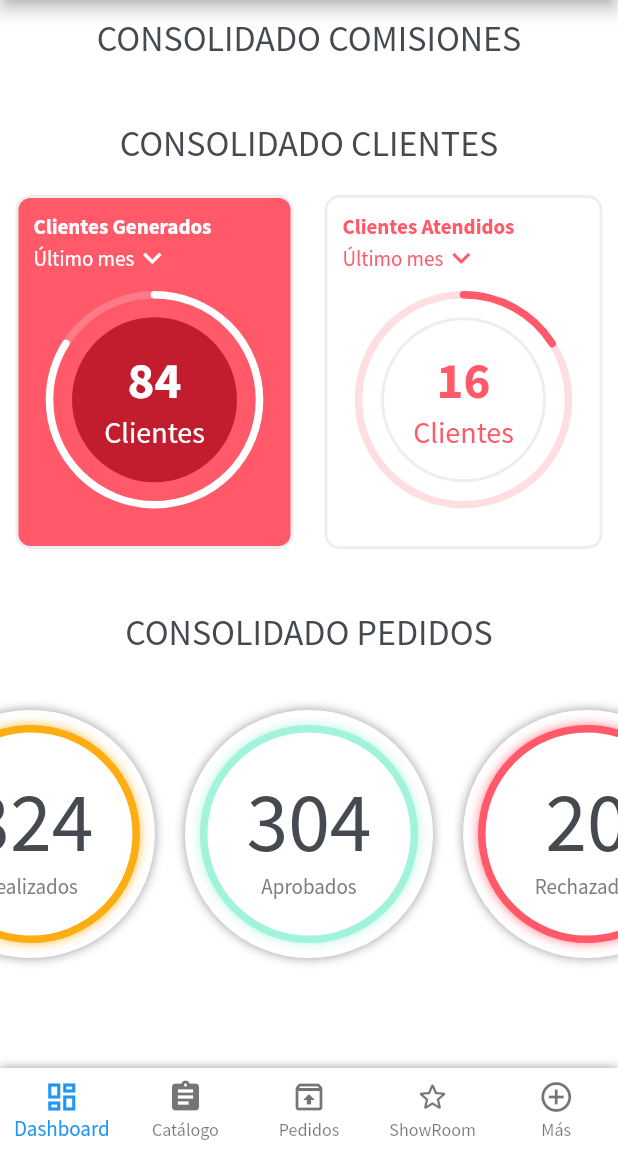
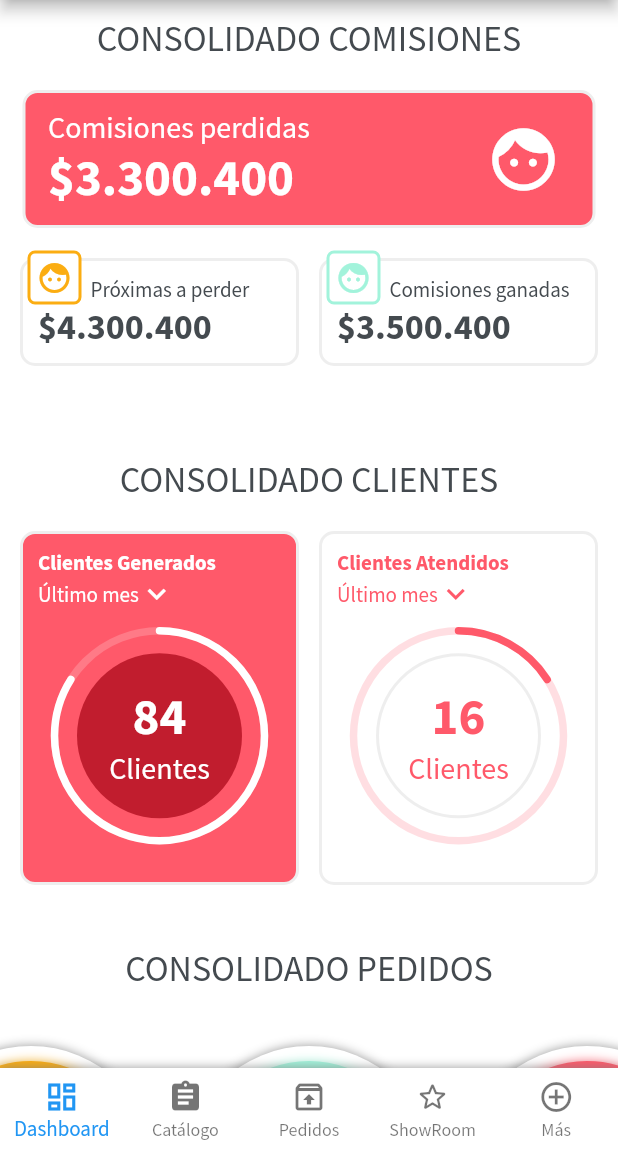
Before and after one commit to Lider-neuromedia/MontanaApp, a Flutter app: the screen it shows after launch, on a phone screen of 412 x 824 dp, the part 84-1236 px from its top. Run offline on Flutter 3.47's test engine with Material 2 defaults, Android fonts, the phone set to English and light mode, and no system bars; drawn by our look-alikes of percent_indicator; our stand-ins replace flutter_dotenv, shared_preferences.

Commit message:
Agregando diseño de tarjetas de consolidado comisiones en el dashboard.

```diff
--- /dev/null
+++ b/lib/pages/dashboard/card_data.dart
@@ -0,0 +1,179 @@
+import 'package:flutter/material.dart';
+import 'package:montana_mobile/theme/theme.dart';
+
+class CardData extends StatelessWidget {
+  const CardData({
+    Key key,
+    @required this.title,
+    @required this.value,
+    @required this.icon,
+    @required this.color,
+    @required this.isMain,
+  }) : super(key: key);
+
+  final bool isMain;
+  final String title;
+  final String value;
+  final IconData icon;
+  final Color color;
+
+  @override
+  Widget build(BuildContext context) {
+    return Stack(
+      clipBehavior: Clip.none,
+      children: [
+        isMain
+            ? _ContentMain(title: title, value: value, icon: icon)
+            : _ContentNormal(title: title, value: value),
+        Positioned(
+          left: 5.0,
+          top: -5.0,
+          child: isMain
+              ? Container()
+              : _CardDataIcon(
+                  icon: icon,
+                  color: color,
+                  size: 24.0,
+                  isMain: false,
+                ),
+        ),
+      ],
+    );
+  }
+}
+
+class _ContentMain extends StatelessWidget {
+  const _ContentMain({
+    Key key,
+    @required this.title,
+    @required this.value,
+    @required this.icon,
+  }) : super(key: key);
+
+  final String title;
+  final String value;
+  final IconData icon;
+
+  @override
+  Widget build(BuildContext context) {
+    final size = MediaQuery.of(context).size;
+    final titleStyle = Theme.of(context).textTheme.headline6.copyWith(
+          color: Colors.white,
+        );
+    final valueStyle = Theme.of(context).textTheme.headline4.copyWith(
+          fontWeight: FontWeight.w700,
+          color: Colors.white,
+        );
+    return Container(
+      width: size.width - 30.0,
+      padding: EdgeInsets.symmetric(vertical: 10.0, horizontal: 15.0),
+      decoration: BoxDecoration(
+        color: Theme.of(context).primaryColor,
+        border: Border.all(color: Colors.grey[200], width: 2.0),
+        borderRadius: BorderRadius.all(Radius.circular(10.0)),
+      ),
+      child: Row(
+        mainAxisAlignment: MainAxisAlignment.spaceBetween,
+        crossAxisAlignment: CrossAxisAlignment.center,
+        children: [
+          Column(
+            crossAxisAlignment: CrossAxisAlignment.start,
+            children: [
+              Text(title, style: titleStyle),
+              Text(value, style: valueStyle),
+            ],
+          ),
+          _CardDataIcon(
+            color: Theme.of(context).primaryColor,
+            icon: icon,
+            size: 50.0,
+            isMain: true,
+          ),
+        ],
+      ),
+    );
+  }
+}
+
+class _ContentNormal extends StatelessWidget {
+  const _ContentNormal({
+    Key key,
+    @required this.title,
+    @required this.value,
+  }) : super(key: key);
+
+  final String title;
+  final String value;
+
+  @override
+  Widget build(BuildContext context) {
+    final size = MediaQuery.of(context).size;
+    final titleStyle = Theme.of(context).textTheme.bodyText1.copyWith(
+          color: CustomTheme.textColor1,
+        );
+    final valueStyle = Theme.of(context).textTheme.headline5.copyWith(
+          fontWeight: FontWeight.w700,
+          color: CustomTheme.textColor1,
+        );
+
+    return Container(
+      width: (size.width / 2) - 20.0,
+      padding: EdgeInsets.all(10.0),
+      decoration: BoxDecoration(
+        color: Colors.white,
+        border: Border.all(
+          color: Colors.grey[200],
+          width: 2.0,
+        ),
+        borderRadius: BorderRadius.all(Radius.circular(10.0)),
+      ),
+      child: Column(
+        crossAxisAlignment: CrossAxisAlignment.start,
+        children: [
+          Padding(
+            padding: EdgeInsets.only(left: 35.0),
+            child: Text(title, style: titleStyle),
+          ),
+          Text(value, style: valueStyle),
+        ],
+      ),
+    );
+  }
+}
+
+class _CardDataIcon extends StatelessWidget {
+  const _CardDataIcon({
+    Key key,
+    @required this.icon,
+    @required this.color,
+    @required this.size,
+    @required this.isMain,
+  }) : super(key: key);
+
+  final IconData icon;
+  final Color color;
+  final double size;
+  final bool isMain;
+
+  @override
+  Widget build(BuildContext context) {
+    return Container(
+      padding: EdgeInsets.all(4.0),
+      decoration: BoxDecoration(
+        color: isMain ? Theme.of(context).primaryColor : Colors.white,
+        border: Border.all(
+          color: color,
+          width: 2.0,
+        ),
+        borderRadius: BorderRadius.all(
+          Radius.circular(5.0),
+        ),
+      ),
+      child: Icon(
+        icon,
+        size: size,
+        color: isMain ? Colors.white : color,
+      ),
+    );
+  }
+}
--- a/lib/pages/dashboard/card_statistic.dart
+++ b/lib/pages/dashboard/card_statistic.dart
@@ -36,7 +36,7 @@ class CardStatistic extends StatelessWidget {
 
     return Container(
       padding: EdgeInsets.all(10.0),
-      width: size.width * 0.45,
+      width: (size.width / 2) - 20.0,
       decoration: BoxDecoration(
         color: bgColor,
         border: Border.all(color: Colors.grey[200], width: 2.0),
@@ -61,7 +61,7 @@ class CardStatistic extends StatelessWidget {
                 ),
           SizedBox(height: 10.0),
           Center(
-            child: CardChart(
+            child: _CardChart(
               isMain: isMain,
               value: value,
               label: label,
@@ -74,8 +74,8 @@ class CardStatistic extends StatelessWidget {
   }
 }
 
-class CardChart extends StatelessWidget {
-  const CardChart({
+class _CardChart extends StatelessWidget {
+  const _CardChart({
     Key key,
     @required this.value,
     @required this.label,
--- a/lib/pages/dashboard/dashboard_page.dart
+++ b/lib/pages/dashboard/dashboard_page.dart
@@ -3,6 +3,8 @@ import 'package:montana_mobile/pages/dashboard/card_statistic.dart';
 import 'package:montana_mobile/pages/dashboard/circular_statistic.dart';
 import 'package:montana_mobile/theme/theme.dart';
 import 'package:montana_mobile/widgets/scaffold_logo.dart';
+
+import 'card_data.dart';
 
 class DashboardPage extends StatelessWidget {
   @override
@@ -12,25 +14,68 @@ class DashboardPage extends StatelessWidget {
         .headline5
         .copyWith(color: CustomTheme.textColor1);
 
-    PageController pageController = PageController(
-      initialPage: 1,
-      viewportFraction: 0.45,
-    );
-
     return Scaffold(
       backgroundColor: Colors.white,
       appBar: AppBar(
         title: ScaffoldLogo(),
       ),
-      body: Column(
+      body: SingleChildScrollView(
+        child: Column(
           children: [
             SizedBox(height: 10.0),
             Text('CONSOLIDADO COMISIONES', style: titleStyle),
+            SizedBox(height: 20.0),
+            CardData(
+              title: 'Comisiones perdidas',
+              value: '\$3.300.400',
+              icon: Icons.face,
+              color: CustomTheme.yellowColor,
+              isMain: true,
+            ),
+            commissionsList(),
             SizedBox(height: 40.0),
             Text('CONSOLIDADO CLIENTES', style: titleStyle),
             SizedBox(height: 20.0),
-          Row(
-            mainAxisAlignment: MainAxisAlignment.spaceAround,
+            consolidatedClients(),
+            SizedBox(height: 40.0),
+            Text('CONSOLIDADO PEDIDOS', style: titleStyle),
+            SizedBox(height: 20.0),
+            consolidatedOrders(),
+            SizedBox(height: 50.0),
+          ],
+        ),
+      ),
+    );
+  }
+
+  Widget commissionsList() {
+    return Container(
+      margin: EdgeInsets.symmetric(vertical: 20.0),
+      child: Row(
+        mainAxisAlignment: MainAxisAlignment.spaceEvenly,
+        children: [
+          CardData(
+            title: 'Próximas a perder',
+            value: '\$4.300.400',
+            icon: Icons.face,
+            color: CustomTheme.yellowColor,
+            isMain: false,
+          ),
+          CardData(
+            title: 'Comisiones ganadas',
+            value: '\$3.500.400',
+            icon: Icons.face,
+            color: CustomTheme.greenColor,
+            isMain: false,
+          ),
+        ],
+      ),
+    );
+  }
+
+  Widget consolidatedClients() {
+    return Row(
+      mainAxisAlignment: MainAxisAlignment.spaceEvenly,
       children: [
         CardStatistic(
           isMain: true,
@@ -47,11 +92,16 @@ class DashboardPage extends StatelessWidget {
           label: 'Clientes',
         ),
       ],
-          ),
-          SizedBox(height: 40.0),
-          Text('CONSOLIDADO PEDIDOS', style: titleStyle),
-          SizedBox(height: 20.0),
-          Container(
+    );
+  }
+
+  Widget consolidatedOrders() {
+    PageController pageController = PageController(
+      initialPage: 1,
+      viewportFraction: 0.45,
+    );
+
+    return Container(
       height: 200.0,
       child: PageView(
         pageSnapping: false,
@@ -76,9 +126,6 @@ class DashboardPage extends StatelessWidget {
           ),
         ],
       ),
-          ),
-        ],
-      ),
     );
   }
 }
```
Lines whose indentation alone changed are shown as unchanged.
